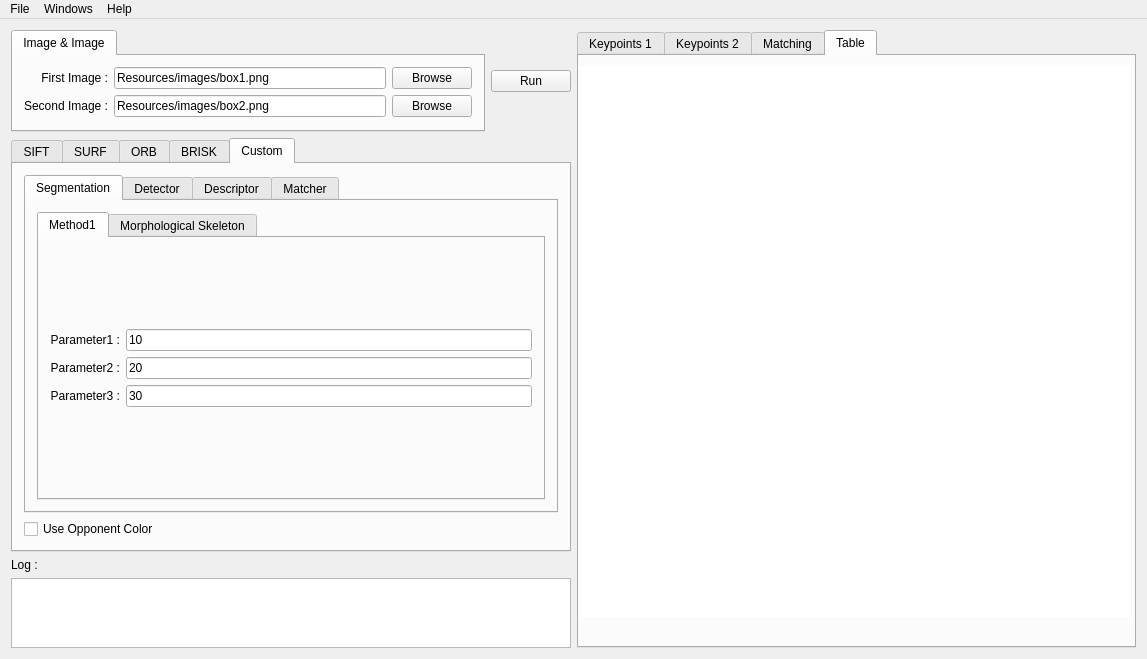
This is source_code/mainwindow.ui in Aissa94/PFE_Project as Qt 5 draws it before an edit. The edited form follows.
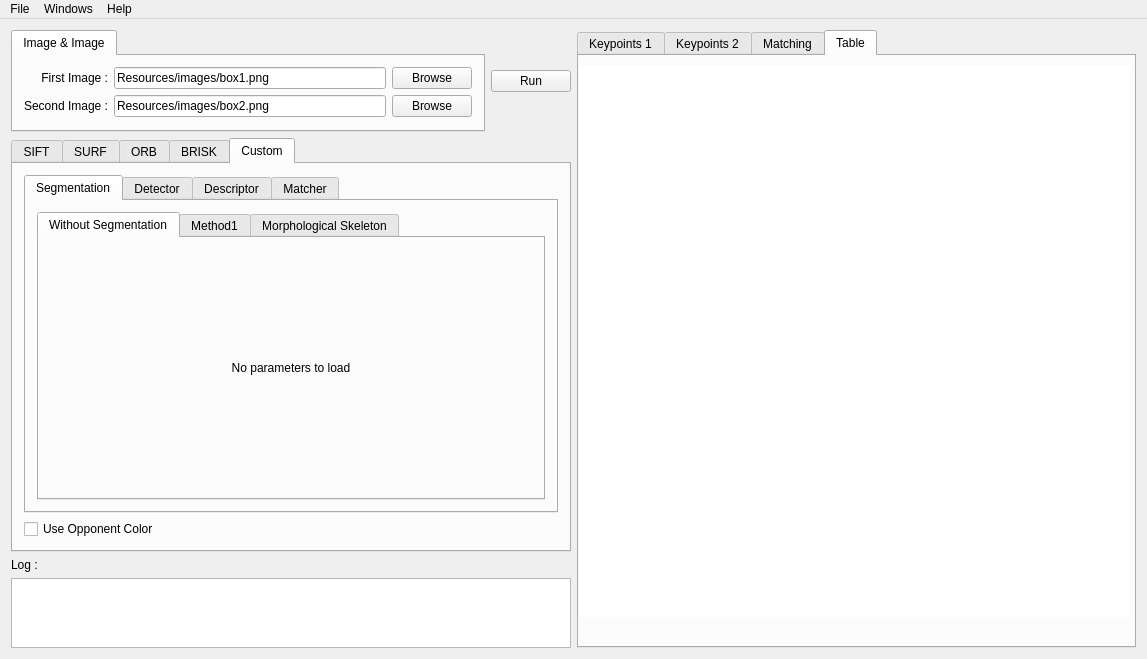
This is the edited form. The open tabs and pages were chosen to show the change.

Commit message: Another segmentation

```diff
--- a/source_code/mainwindow.ui
+++ b/source_code/mainwindow.ui
@@ -580,6 +580,27 @@
               <property name="currentIndex">
                <number>1</number>
               </property>
+              <widget class="QWidget" name="tabSegmentationWithout">
+               <attribute name="title">
+                <string>Without Segmentation</string>
+               </attribute>
+               <layout class="QGridLayout" name="gridLayout_13">
+                <item row="0" column="0">
+                 <layout class="QGridLayout" name="segmentationWithoutParams">
+                  <item row="0" column="0">
+                   <widget class="QLabel" name="segmentationWithoutParam1Label">
+                    <property name="text">
+                     <string>No parameters to load</string>
+                    </property>
+                    <property name="alignment">
+                     <set>Qt::AlignCenter</set>
+                    </property>
+                   </widget>
+                  </item>
+                 </layout>
+                </item>
+               </layout>
+              </widget>
               <widget class="QWidget" name="tabSegmentationMethod1">
                <attribute name="title">
                 <string>Method1</string>
```
Left out of the diff: 185 changed lines with no effect on the pictures. The commit also changes 2 other files.
